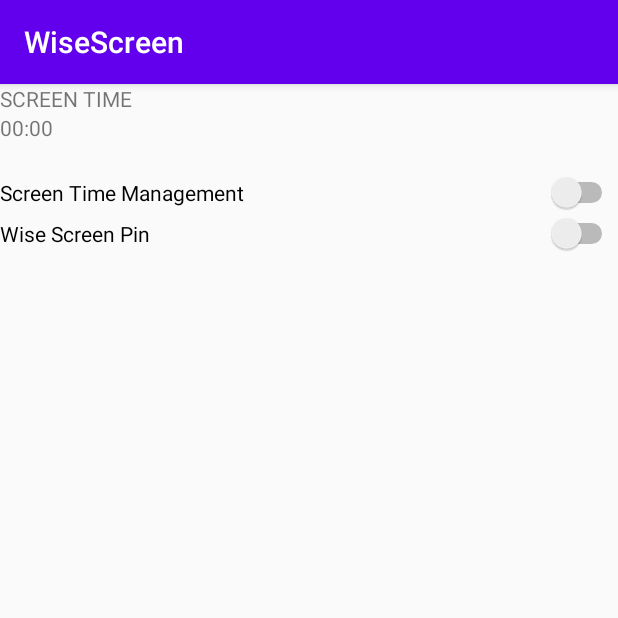
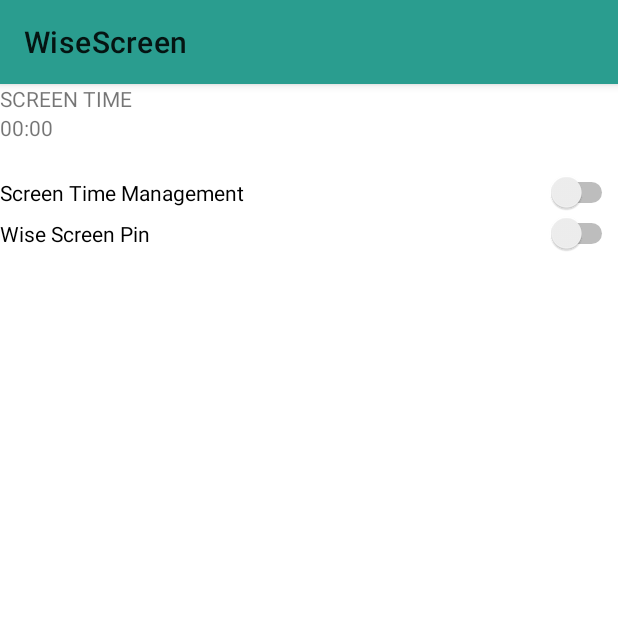
Before and after one commit to amalhanaja/WiseScreen, an Android app: the screen it shows after launch (MainActivity), on a phone screen of 412 x 824 dp, the top half of it. Run offline under Robolectric (Android 15) with nearby library versions, the phone set to English and light mode, and no system bars; our stand-ins replace Dagger/Hilt's generated code, Timber; libraries missing offline, so code that uses them is left out: androidx.hilt.lifecycle; 3 statements that could not run were skipped.

Commit message:
Add color

```diff
--- a/app/src/main/java/com/amalcodes/wisescreen/core/initializer/AppUsageMonitorInitializer.kt
+++ b/app/src/main/java/com/amalcodes/wisescreen/core/initializer/AppUsageMonitorInitializer.kt
@@ -17,7 +17,7 @@ import com.amalcodes.wisescreen.presentation.receiver.AlarmReceiver
 
 class AppUsageMonitorInitializer : Initializer<Unit> {
     override fun create(context: Context) {
-        AlarmReceiver.startAlarm(context)
+//        AlarmReceiver.startAlarm(context)
     }
 
     override fun dependencies(): List<Class<out Initializer<*>>> = emptyList()
--- a/app/src/main/java/com/amalcodes/wisescreen/presentation/NotificationHelper.kt
+++ b/app/src/main/java/com/amalcodes/wisescreen/presentation/NotificationHelper.kt
@@ -51,6 +51,8 @@ object NotificationHelper {
             if (data.silent) {
                 setNotificationSilent()
             }
+            setVisibility(data.visibility)
+            priority = data.priority
         }.build()
     }
 }
--- a/app/src/main/java/com/amalcodes/wisescreen/presentation/component/StackedBarChart.kt
+++ b/app/src/main/java/com/amalcodes/wisescreen/presentation/component/StackedBarChart.kt
@@ -32,6 +32,7 @@ class StackedBarChart @JvmOverloads constructor(
     ) { _, _, _ ->
         setWillNotDraw(false)
         invalidate()
+        requestLayout()
     }
 
     override fun onAttachedToWindow() {
--- a/app/src/main/java/com/amalcodes/wisescreen/presentation/component/TimePickerDialog.kt
+++ b/app/src/main/java/com/amalcodes/wisescreen/presentation/component/TimePickerDialog.kt
@@ -45,6 +45,7 @@ class TimePickerDialog : BottomSheetDialogFragment() {
     @ExperimentalCoroutinesApi
     override fun onViewCreated(view: View, savedInstanceState: Bundle?) {
         super.onViewCreated(view, savedInstanceState)
+        binding.timePicker.setIs24HourView(true)
         binding.timePicker.millis = args.timeInMillis
         binding.btnOk.setOnClickListener {
             val timeInMillis = binding.timePicker.millis
--- a/app/src/main/java/com/amalcodes/wisescreen/presentation/receiver/AlarmReceiver.kt
+++ b/app/src/main/java/com/amalcodes/wisescreen/presentation/receiver/AlarmReceiver.kt
@@ -60,6 +60,6 @@ class AlarmReceiver: BroadcastReceiver() {
 
     override fun onReceive(context: Context?, intent: Intent?) {
         Timber.d("onReceive, ${intent?.action}")
-        context?.let { UsageNotificationWorker.run(it) }
+        context?.let { UsageNotificationWorker.enqueue(it) }
     }
 }
--- a/app/src/main/java/com/amalcodes/wisescreen/presentation/screen/HomeFragment.kt
+++ b/app/src/main/java/com/amalcodes/wisescreen/presentation/screen/HomeFragment.kt
@@ -1,6 +1,5 @@
 package com.amalcodes.wisescreen.presentation.screen
 
-import android.graphics.Color
 import android.os.Bundle
 import android.text.format.DateUtils
 import android.view.LayoutInflater
@@ -103,12 +102,15 @@ class HomeFragment : Fragment() {
             StackedBarChartItemViewEntity(
                 percentage = percentage,
                 color = when (index) {
-                    0 -> Color.GREEN
-                    1 -> Color.BLUE
-                    else -> Color.YELLOW
+                    0 -> ContextCompat.getColor(requireContext(), R.color.persianGreen)
+                    1 -> ContextCompat.getColor(requireContext(), R.color.orangeYellowCrayola)
+                    else -> ContextCompat.getColor(requireContext(), R.color.burntSienna)
                 }
             )
-        } + StackedBarChartItemViewEntity(reservedPercentage, Color.GRAY)
+        } + StackedBarChartItemViewEntity(
+            reservedPercentage,
+            ContextCompat.getColor(requireContext(), R.color.black50)
+        )
         binding.switchPin.isChecked = state.viewEntity.isPinSet
         binding.switchPin.setOnCheckedChangeListener { _, isChecked ->
             if (isChecked) {
@@ -117,7 +119,31 @@ class HomeFragment : Fragment() {
         }
     }
 
+    override fun onResume() {
+        super.onResume()
+    }
+
     private fun onInitialized() {
+//        if (!Util.isAppUsageStatsGranted(requireContext())) {
+//            findNavController().navigate(
+//                HomeFragmentDirections.actionGlobalRequestEnableSettingsDialog(s
+//                    Settings.ACTION_USAGE_ACCESS_SETTINGS
+//                )
+//            )
+//        }
+//        else if (!Util.isAccessibilityServiceGranted(
+//                requireContext(),
+//                CurrentAppAccessibilityService::class.java
+//            )
+//        ) {
+//            findNavController().navigate(
+//                HomeFragmentDirections.actionGlobalRequestEnableSettingsDialog(
+//                    Settings.ACTION_ACCESSIBILITY_SETTINGS
+//                )
+//            )
+//        } else {
+//            viewModel.dispatch(HomeUIEvent.Fetch)
+//        }
         viewModel.dispatch(HomeUIEvent.Fetch)
     }
 }
--- a/app/src/main/java/com/amalcodes/wisescreen/presentation/service/CurrentAppAccessibilityService.kt
+++ b/app/src/main/java/com/amalcodes/wisescreen/presentation/service/CurrentAppAccessibilityService.kt
@@ -12,6 +12,7 @@ import com.amalcodes.wisescreen.core.clearTime
 import com.amalcodes.wisescreen.core.isActivity
 import com.amalcodes.wisescreen.core.isOpenable
 import com.amalcodes.wisescreen.domain.usecase.IsAppBlockedUseCase
+import com.amalcodes.wisescreen.presentation.worker.UsageNotificationWorker
 import dagger.hilt.android.AndroidEntryPoint
 import kotlinx.coroutines.*
 import kotlinx.coroutines.flow.catch
@@ -63,6 +64,7 @@ class CurrentAppAccessibilityService : AccessibilityService(), CoroutineScope {
                 val isOpenable = packageManager.isOpenable(eventPackageName)
                 val isNotInAppPackageName = eventPackageName != packageName
                 if (isOpenable && packageManager.isActivity(componentName) && isNotInAppPackageName) {
+                    UsageNotificationWorker.enqueue(applicationContext)
                     val cal = Calendar.getInstance().apply { clearTime() }
                     isAppBlockedUseCase(
                         IsAppBlockedUseCase.Input(eventPackageName, cal[Calendar.DAY_OF_WEEK])
--- a/app/src/main/java/com/amalcodes/wisescreen/presentation/viewentity/NotificationEntity.kt
+++ b/app/src/main/java/com/amalcodes/wisescreen/presentation/viewentity/NotificationEntity.kt
@@ -4,6 +4,7 @@ import android.app.PendingIntent
 import android.media.RingtoneManager
 import android.net.Uri
 import androidx.core.app.NotificationCompat
+import androidx.core.app.NotificationCompat.NotificationVisibility
 import com.amalcodes.wisescreen.R
 
 /**
@@ -27,5 +28,8 @@ data class NotificationEntity(
     val groupKey: String? = null,
     val smallIcon: Int = R.mipmap.ic_launcher,
     val silent: Boolean = false,
-    val ongoing: Boolean = false
+    val ongoing: Boolean = false,
+    @NotificationVisibility
+    val visibility: Int = NotificationCompat.VISIBILITY_PUBLIC,
+    val priority: Int = NotificationCompat.PRIORITY_DEFAULT
 )
--- a/app/src/main/res/navigation/app_graph.xml
+++ b/app/src/main/res/navigation/app_graph.xml
@@ -100,4 +100,18 @@
             app:destination="@id/homeFragment"
             app:popUpTo="@id/app_graph.xml" />
     </navigation>
+    <dialog
+        android:id="@+id/requestEnableSettingsDialog"
+        android:name="com.amalcodes.wisescreen.presentation.screen.RequestEnableSettingsDialog"
+        android:label="RequestPermissionFragment"
+        tools:layout="@layout/dialog]_request_enable_setting"
+        >
+        <argument
+            android:name="intentAction"
+            app:argType="string" />
+    </dialog>
+    <action
+        android:id="@+id/action_global_requestEnableSettingsDialog"
+        app:destination="@id/requestEnableSettingsDialog"
+        app:launchSingleTop="true" />
 </navigation>
--- a/app/src/main/res/values/colors.xml
+++ b/app/src/main/res/values/colors.xml
@@ -1,6 +1,13 @@
 <?xml version="1.0" encoding="utf-8"?>
 <resources>
-    <color name="colorPrimary">#6200EE</color>
-    <color name="colorPrimaryDark">#3700B3</color>
-    <color name="colorAccent">#03DAC5</color>
+    <color name="white">#FFFFFF</color>
+    <color name="divider">#F2F4F5</color>
+    <color name="charcoal">#264653</color>
+    <color name="persianGreen">#2A9D8F</color>
+    <color name="orangeYellowCrayola">#E9C46A</color>
+    <color name="sandyBrown">#F4A261</color>
+    <color name="burntSienna">#E76F51</color>
+    <color name="black87">#333333</color>
+    <color name="black50">#878787</color>
+    <color name="black100">#121212</color>
 </resources>
--- a/app/src/main/res/values/styles.xml
+++ b/app/src/main/res/values/styles.xml
@@ -1,10 +1,11 @@
 <resources>
     <!-- Base application theme. -->
-    <style name="AppTheme" parent="Theme.AppCompat.Light.DarkActionBar">
+    <style name="AppTheme" parent="Theme.MaterialComponents.Light">
         <!-- Customize your theme here. -->
-        <item name="colorPrimary">@color/colorPrimary</item>
-        <item name="colorPrimaryDark">@color/colorPrimaryDark</item>
-        <item name="colorAccent">@color/colorAccent</item>
+        <item name="android:colorBackground">@color/white</item>
+        <item name="colorPrimary">@color/persianGreen</item>
+        <item name="colorPrimaryDark">@color/charcoal</item>
+        <item name="colorAccent">@color/sandyBrown</item>
     </style>
 
 </resources>
```
Also changed, not shown: app/src/main/AndroidManifest.xml (+5 -5 lines), app/src/main/java/com/amalcodes/wisescreen/core/MainActivity.kt (+4 -27 lines), app/src/main/java/com/amalcodes/wisescreen/core/Util.kt (+47 -0 lines), app/src/main/java/com/amalcodes/wisescreen/presentation/screen/RequestEnableSettingsDialog.kt (added, +66 -0 lines), app/src/main/java/com/amalcodes/wisescreen/presentation/worker/UsageNotificationWorker.kt (+6 -5 lines), app/src/main/res/layout/dialog_request_enable_setting.xml (added, +86 -0 lines).
